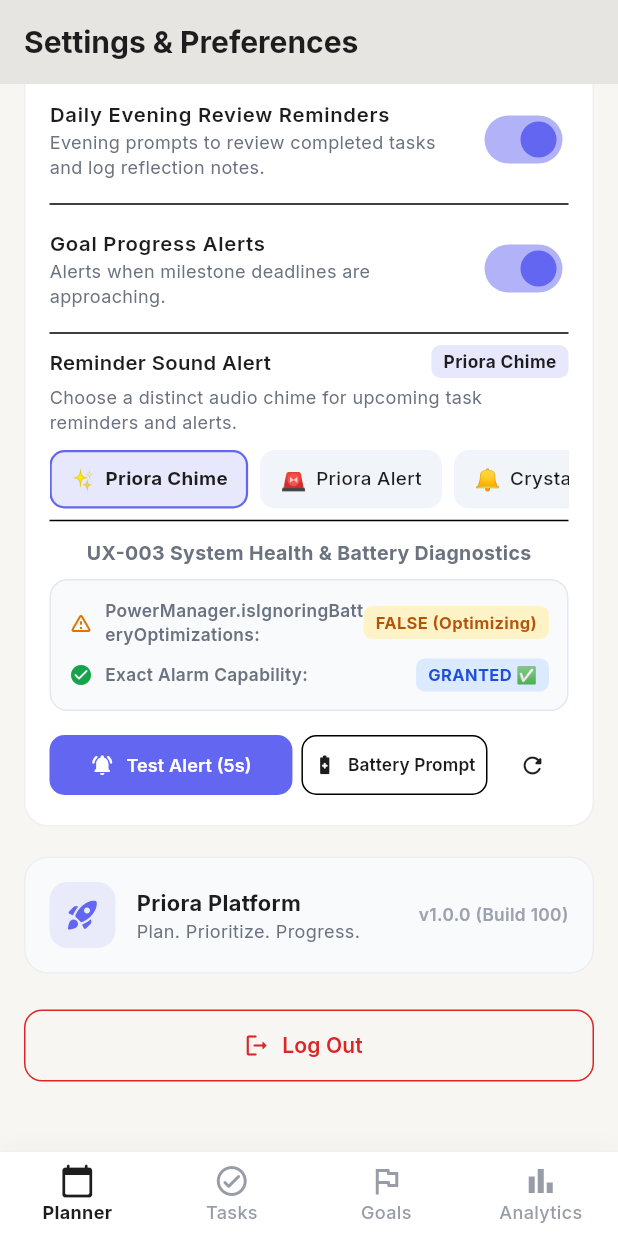
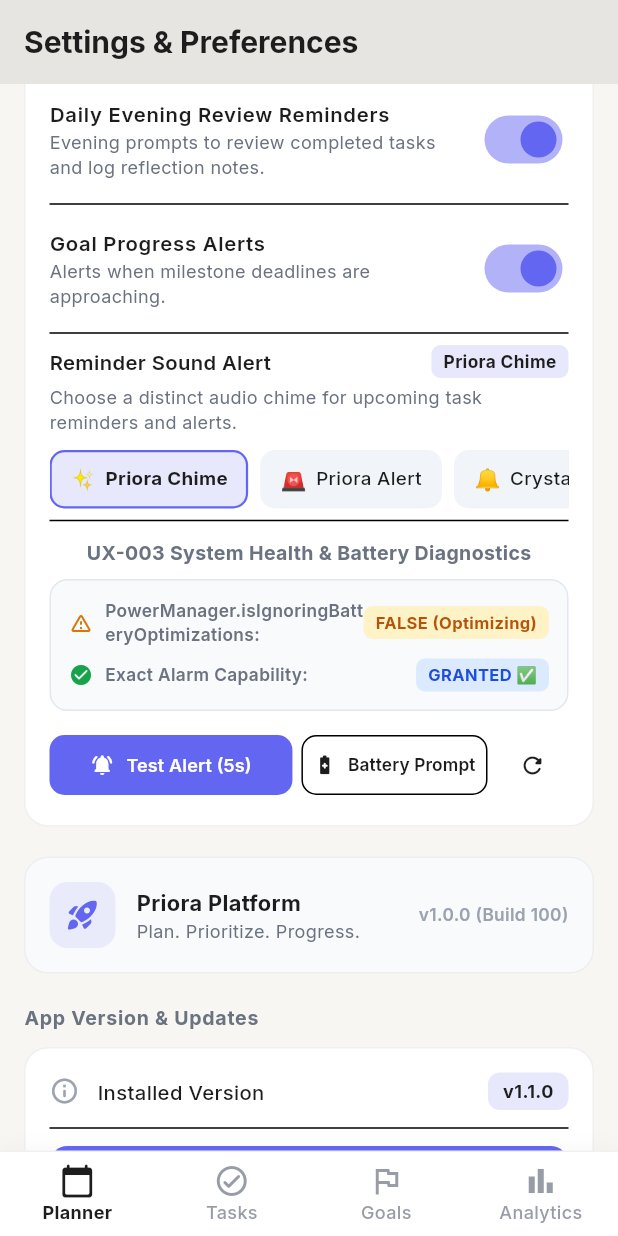
Before and after one commit to utkarshpal14/priora, a Flutter app: the SettingsScreen screen opened by its route, scrolled down 854 dp, on a phone screen of 412 x 824 dp. Run offline on Flutter 3.47's test engine with Material 3 defaults, Android fonts, the phone set to English and light mode, and no system bars; our stand-ins replace dio, file_picker, flutter_dotenv, flutter_local_notifications, flutter_riverpod, flutter_secure_storage and 5 more; accounts and stored records are empty; network calls fail.

Commit message:
fix(update): use rootNavigatorKey and add manual update check in Settings

```diff
--- a/frontend/lib/features/settings/presentation/screens/settings_screen.dart
+++ b/frontend/lib/features/settings/presentation/screens/settings_screen.dart
@@ -12,6 +12,7 @@ import '../../../goals/presentation/controllers/goals_controller.dart';
 import '../../../tasks/presentation/controllers/tasks_controller.dart';
 import '../../../../core/services/local_notification_service.dart';
 import '../../../../core/services/audio_preview_service.dart';
+import '../../../../core/services/app_update_service.dart';
 import '../../domain/reminder_sound_model.dart';
 import '../controllers/notification_settings_controller.dart';
 
@@ -805,9 +806,88 @@ class _SettingsScreenState extends ConsumerState<SettingsScreen> with WidgetsBin
                 ],
               ),
             ),
+            const SizedBox(height: 20),
+
+            // 7. App Version & In-App Updates
+            _buildSectionHeader('App Version & Updates', isDark),
+            const SizedBox(height: 10),
+            Container(
+              padding: const EdgeInsets.all(16),
+              decoration: BoxDecoration(
+                color: isDark ? const Color(0xFF1E293B) : Colors.white,
+                borderRadius: BorderRadius.circular(16),
+                border: Border.all(
+                  color: isDark
+                      ? Colors.white.withValues(alpha: 0.08)
+                      : Colors.black.withValues(alpha: 0.06),
+                ),
+              ),
+              child: Column(
+                children: [
+                  Row(
+                    mainAxisAlignment: MainAxisAlignment.spaceBetween,
+                    children: [
+                      Row(
+                        children: [
+                          Icon(Icons.info_outline_rounded, size: 20, color: AppColors.textTertiary),
+                          const SizedBox(width: 12),
+                          Text(
+                            'Installed Version',
+                            style: GoogleFonts.inter(
+                              fontSize: 13.5,
+                              fontWeight: FontWeight.w500,
+                              color: isDark ? Colors.white : AppColors.textPrimary,
+                            ),
+                          ),
+                        ],
+                      ),
+                      Container(
+                        padding: const EdgeInsets.symmetric(horizontal: 10, vertical: 4),
+                        decoration: BoxDecoration(
+                          color: theme.colorScheme.secondary.withValues(alpha: 0.15),
+                          borderRadius: BorderRadius.circular(8),
+                        ),
+                        child: Text(
+                          'v${AppUpdateService.currentInstalledVersion}',
+                          style: GoogleFonts.inter(
+                            fontSize: 12,
+                            fontWeight: FontWeight.w700,
+                            color: isDark ? theme.colorScheme.secondary : AppColors.primary,
+                          ),
+                        ),
+                      ),
+                    ],
+                  ),
+                  const Divider(height: 24),
+                  SizedBox(
+                    width: double.infinity,
+                    height: 44,
+                    child: ElevatedButton.icon(
+                      onPressed: () => AppUpdateService.checkForUpdatesManual(context),
+                      icon: const Icon(Icons.system_update_rounded, size: 18),
+                      label: Text(
+                        'Check for Updates',
+                        style: GoogleFonts.inter(
+                          fontSize: 13.5,
+                          fontWeight: FontWeight.w600,
+                        ),
+                      ),
+                      style: ElevatedButton.styleFrom(
+                        backgroundColor: theme.colorScheme.secondary,
+                        foregroundColor: Colors.white,
+                        elevation: 0,
+                        shape: RoundedRectangleBorder(
+                          borderRadius: BorderRadius.circular(12),
+                        ),
+                      ),
+                    ),
+                  ),
+                ],
+              ),
+            ),
             const SizedBox(height: 24),
 
-            // 7. Log Out Action Button
+            // 8. Log Out Action Button
             SizedBox(
               width: double.infinity,
               height: 48,
--- a/frontend/lib/routes/app_router.dart
+++ b/frontend/lib/routes/app_router.dart
@@ -16,10 +16,13 @@ import '../features/tasks/presentation/screens/tasks_screen.dart';
 import '../features/settings/presentation/screens/settings_screen.dart';
 import '../shared/widgets/main_scaffold.dart';
 
+final GlobalKey<NavigatorState> rootNavigatorKey = GlobalKey<NavigatorState>(debugLabel: 'root');
+
 final routerProvider = Provider<GoRouter>((ref) {
   final authState = ref.watch(authControllerProvider);
 
   return GoRouter(
+    navigatorKey: rootNavigatorKey,
     initialLocation: '/planner',
     routes: [
       // Public Routes
--- a/frontend/lib/shared/widgets/main_scaffold.dart
+++ b/frontend/lib/shared/widgets/main_scaffold.dart
@@ -28,7 +28,11 @@ class _MainScaffoldState extends State<MainScaffold> {
     if (!_hasCheckedForUpdatesThisSession) {
       _hasCheckedForUpdatesThisSession = true;
       WidgetsBinding.instance.addPostFrameCallback((_) {
-        AppUpdateService.checkForUpdates(context);
+        Future.delayed(const Duration(milliseconds: 600), () {
+          if (mounted) {
+            AppUpdateService.checkForUpdates(context);
+          }
+        });
       });
     }
   }
```
Also changed, not shown: frontend/lib/core/services/app_update_service.dart (+44 -0 lines).
